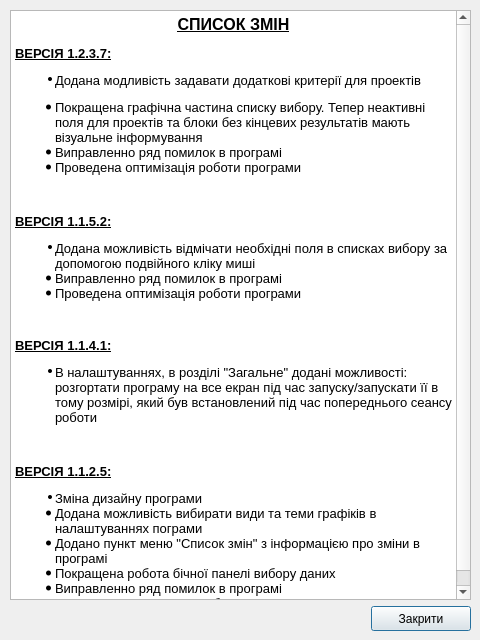
Qt form eCraphics/changelist.ui (XpertVision/eGraphics) before a commit.
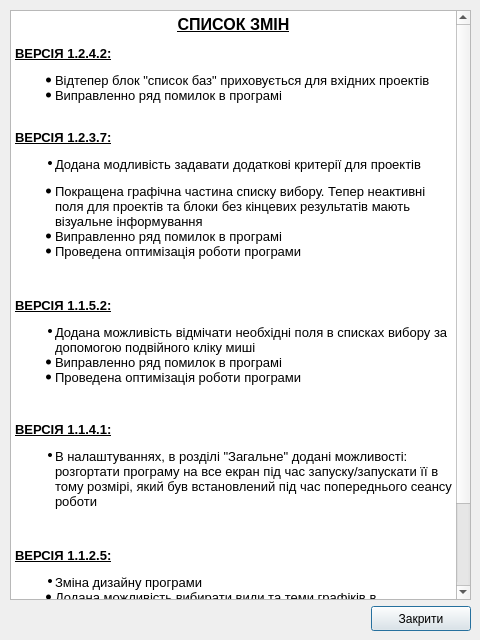
The same form after that commit.

Diff of the .ui file:
```diff
--- a/eCraphics/changelist.ui
+++ b/eCraphics/changelist.ui
@@ -31,6 +31,10 @@
 p, li { white-space: pre-wrap; }
 &lt;/style&gt;&lt;/head&gt;&lt;body style=&quot; font-family:'MS Shell Dlg 2'; font-size:8.25pt; font-weight:400; font-style:normal;&quot;&gt;
 &lt;p align=&quot;center&quot; style=&quot; margin-top:12px; margin-bottom:12px; margin-left:0px; margin-right:0px; -qt-block-indent:0; text-indent:0px;&quot;&gt;&lt;span style=&quot; font-family:'Segoe UI'; font-size:12pt; font-weight:600; text-decoration: underline;&quot;&gt;СПИСОК ЗМІН&lt;/span&gt;&lt;/p&gt;
+&lt;p align=&quot;justify&quot; style=&quot; margin-top:12px; margin-bottom:12px; margin-left:0px; margin-right:0px; -qt-block-indent:0; text-indent:0px;&quot;&gt;&lt;span style=&quot; font-family:'Segoe UI'; font-size:10pt; font-weight:600; text-decoration: underline;&quot;&gt;ВЕРСІЯ 1.2.4.2:&lt;/span&gt;&lt;/p&gt;
+&lt;ul style=&quot;margin-top: 0px; margin-bottom: 0px; margin-left: 0px; margin-right: 0px; -qt-list-indent: 1;&quot;&gt;&lt;li style=&quot; font-family:'Segoe UI'; font-size:10pt;&quot; style=&quot; margin-top:12px; margin-bottom:0px; margin-left:0px; margin-right:0px; -qt-block-indent:0; text-indent:0px;&quot;&gt;Відтепер блок &amp;quot;список баз&amp;quot; приховується для вхідних проектів&lt;/li&gt;&lt;/ul&gt;
+&lt;ul style=&quot;margin-top: 0px; margin-bottom: 0px; margin-left: 0px; margin-right: 0px; -qt-list-indent: 1;&quot;&gt;&lt;li style=&quot; font-family:'Segoe UI'; font-size:10pt;&quot; style=&quot; margin-top:0px; margin-bottom:0px; margin-left:0px; margin-right:0px; -qt-block-indent:0; text-indent:0px;&quot;&gt;Виправленно ряд помилок в програмі &lt;/li&gt;&lt;/ul&gt;
+&lt;p style=&quot;-qt-paragraph-type:empty; margin-top:0px; margin-bottom:12px; margin-left:0px; margin-right:0px; -qt-block-indent:0; text-indent:0px; font-family:'Segoe UI'; font-size:10pt;&quot;&gt;&lt;br /&gt;&lt;/p&gt;
 &lt;p align=&quot;justify&quot; style=&quot; margin-top:12px; margin-bottom:12px; margin-left:0px; margin-right:0px; -qt-block-indent:0; text-indent:0px;&quot;&gt;&lt;span style=&quot; font-family:'Segoe UI'; font-size:10pt; font-weight:600; text-decoration: underline;&quot;&gt;ВЕРСІЯ 1.2.3.7:&lt;/span&gt;&lt;/p&gt;
 &lt;ul style=&quot;margin-top: 0px; margin-bottom: 0px; margin-left: 0px; margin-right: 0px; -qt-list-indent: 1;&quot;&gt;&lt;li style=&quot; font-family:'Segoe UI'; font-size:8pt;&quot; style=&quot; margin-top:12px; margin-bottom:0px; margin-left:0px; margin-right:0px; -qt-block-indent:0; text-indent:0px;&quot;&gt;&lt;span style=&quot; font-size:10pt;&quot;&gt;Додана модливість задавати додаткові критерії для проектів&lt;/span&gt;&lt;/li&gt;&lt;/ul&gt;
 &lt;ul style=&quot;margin-top: 0px; margin-bottom: 0px; margin-left: 0px; margin-right: 0px; -qt-list-indent: 1;&quot;&gt;&lt;li style=&quot; font-family:'Segoe UI'; font-size:10pt;&quot; style=&quot; margin-top:12px; margin-bottom:0px; margin-left:0px; margin-right:0px; -qt-block-indent:0; text-indent:0px;&quot;&gt;Покращена графічна частина списку вибору. Тепер неактивні поля для проектів та блоки без кінцевих результатів мають візуальне інформування&lt;/li&gt;&lt;/ul&gt;
```
